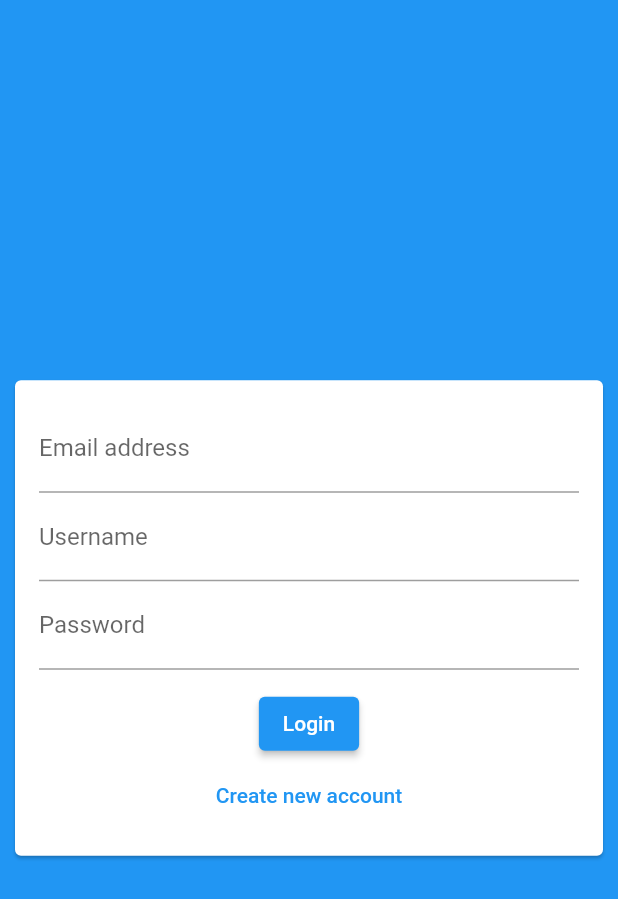
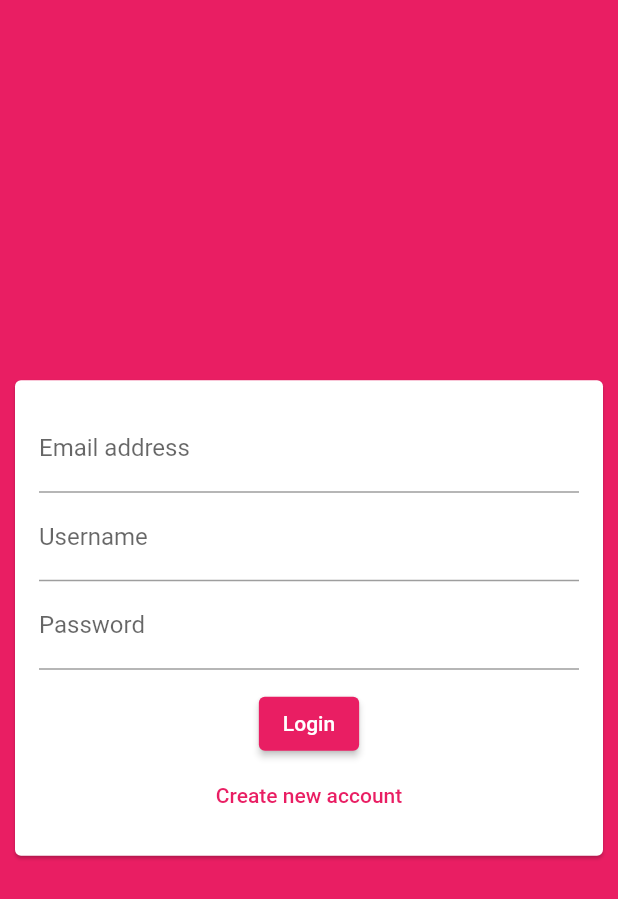
Before and after one commit to gentixyann/fluChat, a Flutter app: the screen it shows after launch, on a phone screen of 412 x 824 dp. Shown: the top 899 px of the screen. Run offline on Flutter 3.47's test engine with Material 2 defaults, Android fonts, the phone set to English and light mode, and no system bars; our stand-ins replace cloud_firestore, firebase_core; accounts and stored records are empty.

Commit message:
ThemeDataを追加

```diff
--- a/lib/main.dart
+++ b/lib/main.dart
@@ -41,8 +41,16 @@ class Home extends StatelessWidget {
     return MaterialApp(
       title: 'FlutterChat',
       theme: ThemeData(
-        primarySwatch: Colors.blue,
-      ),
+          primarySwatch: Colors.pink,
+          backgroundColor: Colors.pink,
+          accentColor: Colors.deepPurple,
+          accentColorBrightness: Brightness.dark,
+          buttonTheme: ButtonTheme.of(context).copyWith(
+              buttonColor: Colors.pink,
+              textTheme: ButtonTextTheme.primary,
+              shape: RoundedRectangleBorder(
+                borderRadius: BorderRadius.circular(20),
+              ))),
       home: AuthScreen(),
     );
   }
--- a/lib/widgets/auth/auth_form.dart
+++ b/lib/widgets/auth/auth_form.dart
@@ -37,6 +37,9 @@ class _AuthFormState extends State<AuthForm> {
                     child: Text('Login'),
                   ),
                   TextButton(
+                    style: TextButton.styleFrom(
+                      primary: Theme.of(context).primaryColor,
+                    ),
                     child: Text('Create new account'),
                     onPressed: () {},
                   )
```
